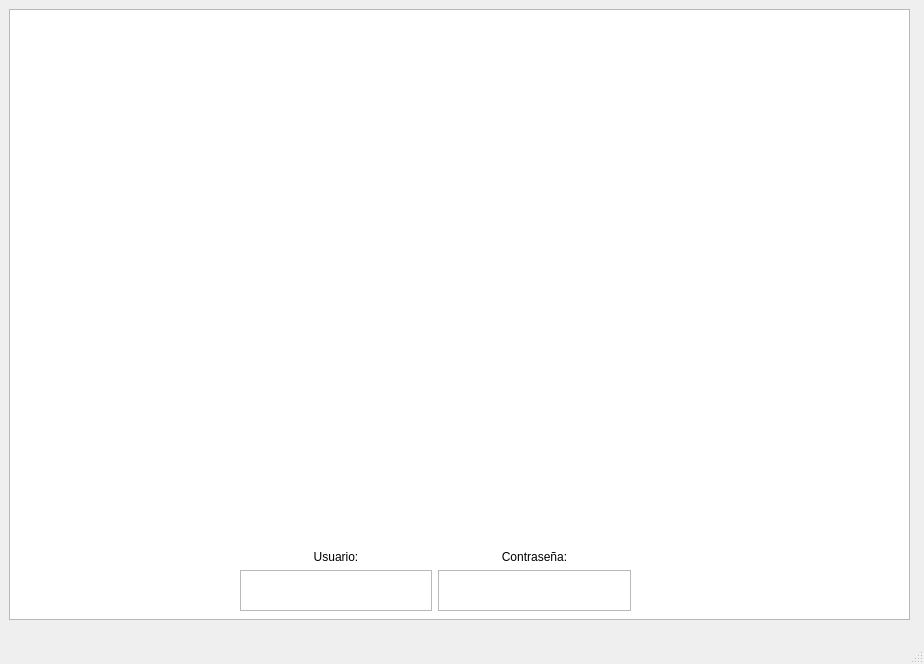
The window that Código/Star_Chasers/mainwindow.ui (FerneyMP/Proyecto_Final) describes before a commit, drawn with Qt 5.
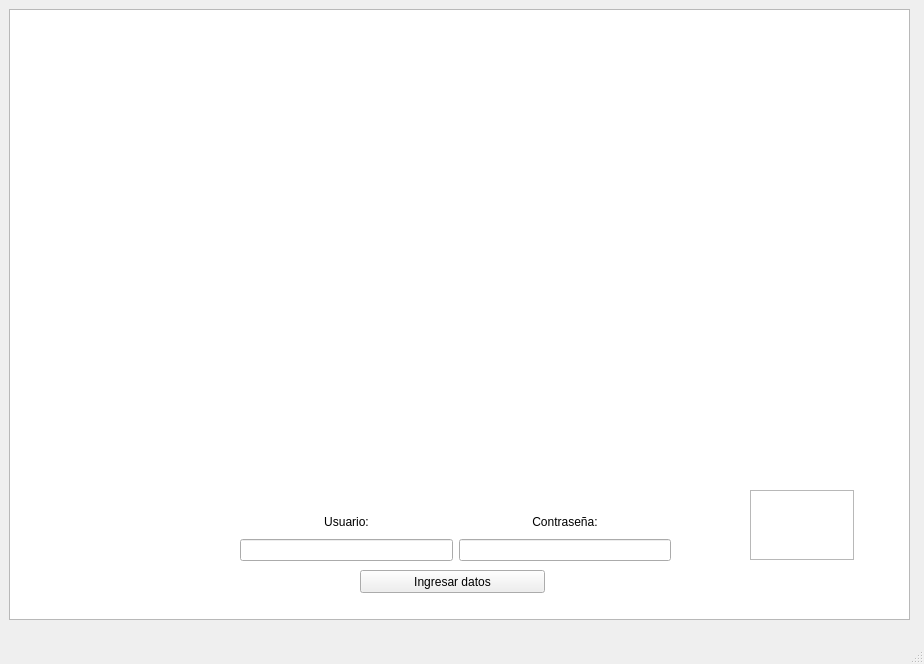
The same window after the commit.

Commit message: Desarrollo en proceso de entrada de usuario y contraseña

Patch:
```diff
--- a/Código/Star_Chasers/mainwindow.ui
+++ b/Código/Star_Chasers/mainwindow.ui
@@ -28,27 +28,14 @@
     <property name="geometry">
      <rect>
       <x>240</x>
-      <y>550</y>
-      <width>391</width>
-      <height>61</height>
+      <y>510</y>
+      <width>431</width>
+      <height>51</height>
      </rect>
     </property>
     <layout class="QGridLayout" name="gridLayout">
-     <item row="1" column="1">
-      <widget class="QLabel" name="label_2">
-       <property name="text">
-        <string>Contraseña:</string>
-       </property>
-       <property name="alignment">
-        <set>Qt::AlignCenter</set>
-       </property>
-      </widget>
-     </item>
-     <item row="2" column="1">
-      <widget class="QTextBrowser" name="textBrowser_2"/>
-     </item>
      <item row="2" column="0">
-      <widget class="QTextBrowser" name="textBrowser"/>
+      <widget class="QLineEdit" name="usuario"/>
      </item>
      <item row="1" column="0">
       <widget class="QLabel" name="label">
@@ -63,8 +50,44 @@
        </property>
       </widget>
      </item>
+     <item row="1" column="1">
+      <widget class="QLabel" name="label_2">
+       <property name="text">
+        <string>Contraseña:</string>
+       </property>
+       <property name="alignment">
+        <set>Qt::AlignCenter</set>
+       </property>
+      </widget>
+     </item>
+     <item row="2" column="1">
+      <widget class="QLineEdit" name="contrasenia"/>
+     </item>
     </layout>
    </widget>
+   <widget class="QPushButton" name="pushButton">
+    <property name="geometry">
+     <rect>
+      <x>360</x>
+      <y>570</y>
+      <width>185</width>
+      <height>23</height>
+     </rect>
+    </property>
+    <property name="text">
+     <string>Ingresar datos</string>
+    </property>
+   </widget>
+   <widget class="QTextEdit" name="textEdit">
+    <property name="geometry">
+     <rect>
+      <x>750</x>
+      <y>490</y>
+      <width>104</width>
+      <height>70</height>
+     </rect>
+    </property>
+   </widget>
   </widget>
   <widget class="QMenuBar" name="menubar">
    <property name="geometry">
```
The commit also changes 2 other files.
